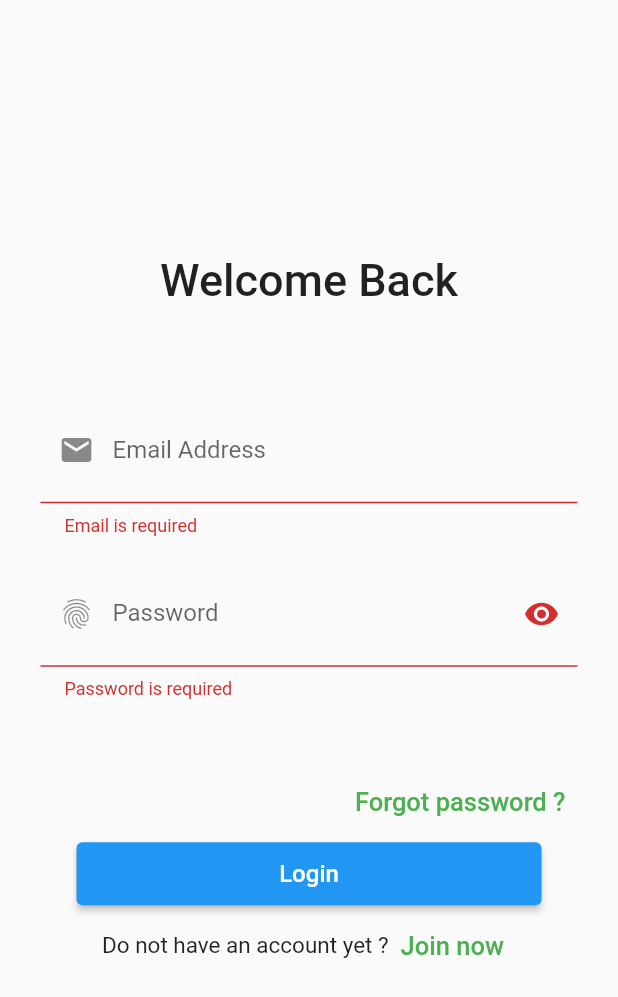
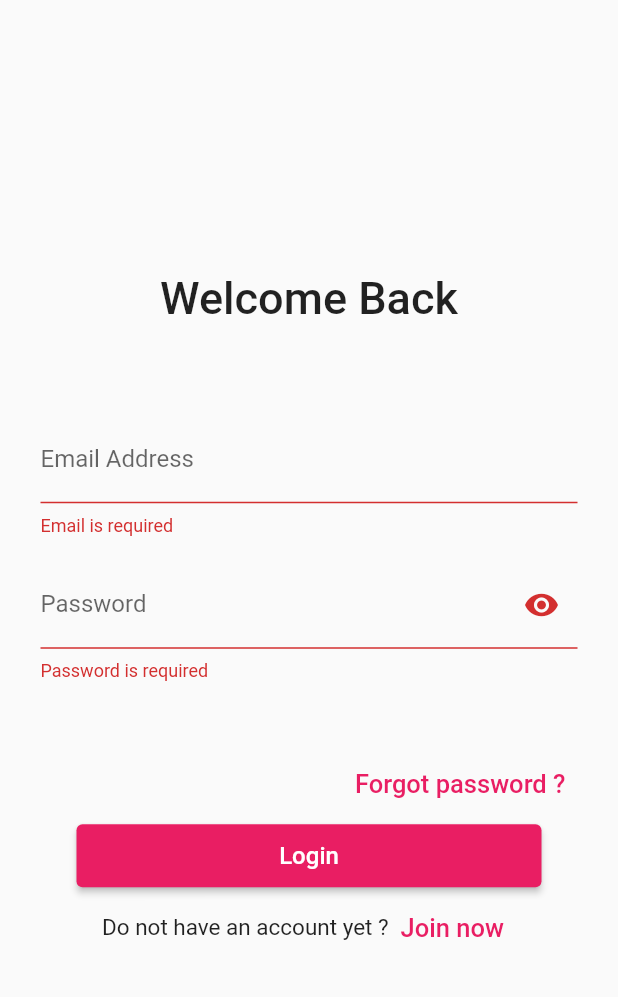
Before and after one commit to HMaroba/M4K, a Flutter app: the screen it shows after launch, after a tap on "Login", on a phone screen of 412 x 824 dp. Shown: the top 997 px of the screen. Run offline on Flutter 3.47's test engine with Material 2 defaults, Android fonts, the phone set to English and light mode, and no system bars; Roboto replaces fonts that are missing (OpenSans).

Commit message:
Initial commit

```diff
--- a/lib/main.dart
+++ b/lib/main.dart
@@ -1,11 +1,14 @@
 import 'package:flutter/material.dart';
 import 'package:m4k/screens/auth/login.dart';
 import 'package:m4k/screens/auth/register.dart';
+import 'package:m4k/screens/customerDashboard/customer_dashboard.dart';
 import 'package:m4k/screens/splash/splash_screen.dart';
 
 void main() {
   runApp(const MyApp());
 }
+
+final customColor = Color.fromRGBO(255, 87, 51, 1.0);
 
 class MyApp extends StatelessWidget {
   const MyApp({super.key});
@@ -13,11 +16,16 @@ class MyApp extends StatelessWidget {
   @override
   Widget build(BuildContext context) {
     return MaterialApp(
+      theme: ThemeData(
+          primarySwatch: Colors.pink,
+          // fontFamily: 'Georgia',
+          fontFamily: 'OpenSans'),
       initialRoute: '/',
       routes: {
         '/': (context) => const SplashScreen(),
         '/register': (context) => const RegisterPage(),
         '/login': (context) => const LoginScreen(),
+        '/userdashboard': (context) => const DashboardPage(),
       },
     );
   }
--- a/lib/screens/auth/login.dart
+++ b/lib/screens/auth/login.dart
@@ -126,11 +126,8 @@ class _LoginScreenState extends State<LoginScreen> {
                 }
               },
               decoration: InputDecoration(
-                prefixIcon: const Icon(Icons.mail),
                 labelText: 'Email Address',
                 hintText: 'Enter email address',
-                contentPadding: const EdgeInsets.symmetric(
-                    vertical: 18.0, horizontal: 16.0),
                 errorText: emailErrorText,
               ),
             ),
@@ -150,7 +147,6 @@ class _LoginScreenState extends State<LoginScreen> {
                 }
               },
               decoration: InputDecoration(
-                prefixIcon: const Icon(Icons.fingerprint_outlined),
                 labelText: 'Password',
                 hintText: 'Enter password',
                 suffixIcon: IconButton(
@@ -163,8 +159,6 @@ class _LoginScreenState extends State<LoginScreen> {
                   },
                 ),
                 errorText: passwordErrorText,
-                contentPadding: const EdgeInsets.symmetric(
-                    vertical: 18.0, horizontal: 16.0),
               ),
             ),
             const SizedBox(height: 8.0),
@@ -185,7 +179,7 @@ class _LoginScreenState extends State<LoginScreen> {
                   'Forgot password ?',
                   textAlign: TextAlign.right,
                   style: TextStyle(
-                    color: Colors.green,
+                    color: Colors.pink,
                     fontSize: 17.0,
                   ),
                 ),
@@ -225,7 +219,7 @@ class _LoginScreenState extends State<LoginScreen> {
                 TextButton(
                   child: const Text(
                     'Join now',
-                    style: TextStyle(color: Colors.green, fontSize: 17.0),
+                    style: TextStyle(color: Colors.pink, fontSize: 17.0),
                   ),
                   onPressed: () {
                     Navigator.pushNamed(context, '/register');
--- a/lib/screens/customerDashboard/home.dart
+++ b/lib/screens/customerDashboard/home.dart
@@ -8,6 +8,7 @@ class HomePage extends StatelessWidget {
     return Scaffold(
       appBar: AppBar(
         title: const Text("Home Page"),
+        centerTitle: true,
       ),
       body: const Center(child: Text("Home Page")),
     );
--- a/lib/screens/splash/splash_screen.dart
+++ b/lib/screens/splash/splash_screen.dart
@@ -23,7 +23,7 @@ class _SplashScreenState extends State<SplashScreen> {
   Widget build(BuildContext context) {
     return Scaffold(
       body: Container(
-        color: Color.fromARGB(255, 76, 175, 80),
+        color: Colors.pink,
         child: const Center(
           child: Text(
             "M4K LAUNDRY SERVICES",
```
Also changed, not shown: lib/screens/auth/register.dart (+25 -73 lines), lib/screens/customerDashboard/customer_dashboard.dart (+51 -34 lines).
